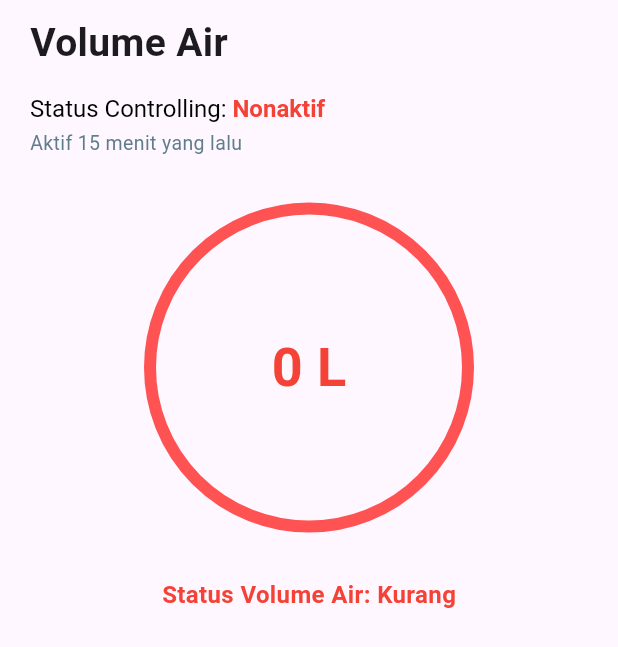
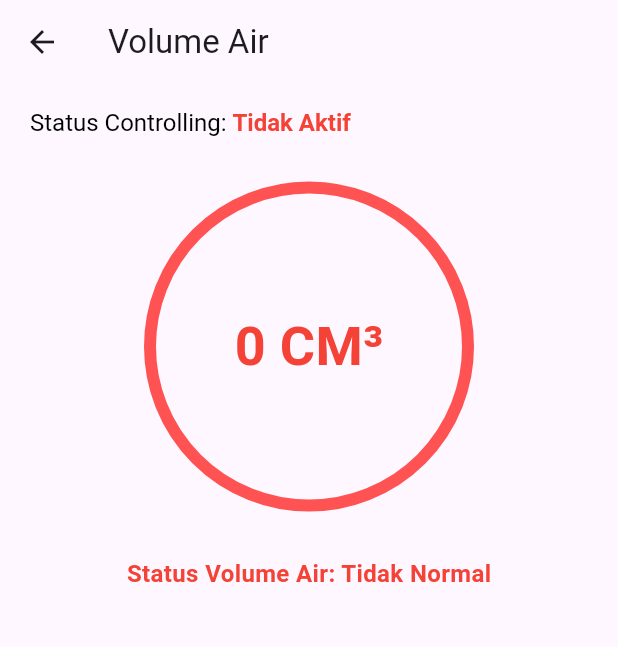
Before and after one commit to Specthere/Aquazen, a Flutter app: the VolumeAirScreen screen opened directly, on a phone screen of 412 x 824 dp. Shown: the top 647 px of the screen. Run offline on Flutter 3.47's test engine with Material 3 defaults, Android fonts, the phone set to English and light mode, and no system bars; our stand-ins replace cloud_firestore, firebase_core, flutter_local_notifications, permission_handler, printing; missing offline and left inert: mqtt_client; accounts and stored records are empty.

Commit message:
fix code

```diff
--- a/lib/view/volume_air.dart
+++ b/lib/view/volume_air.dart
@@ -1,53 +1,80 @@
 import 'package:flutter/material.dart';
 import 'package:provider/provider.dart';
 import '../controller/volume_air_controller.dart';
+import '../service/mqtt_service.dart';
+import '../service/notification_service.dart';
 
-class VolumeAirScreen extends StatelessWidget {
+class VolumeAirScreen extends StatefulWidget {
   const VolumeAirScreen({super.key});
+
+  @override
+  State<VolumeAirScreen> createState() => _VolumeAirScreenState();
+}
+
+class _VolumeAirScreenState extends State<VolumeAirScreen> {
+  String statusRelay = 'Tidak Aktif';
+  late final MqttService service;
+  late final VolumeAirController controller;
+
+  @override
+  void initState() {
+    super.initState();
+
+    final service = MqttService();
+    final controller = Provider.of<VolumeAirController>(context, listen: false);
+
+    // update volume setiap terima data sensor
+    service.onVolumeReceived = (volume) {
+      controller.setVolume(volume);
+    };
+
+    // ubah statusRelay dan tampilkan notif controlling
+    service.onStatusReceived = (status) {
+      final newStatus = status.toLowerCase().contains('relay') ? 'Aktif' : 'Tidak Aktif';
+
+      setState(() {
+        statusRelay = newStatus;
+      });
+
+      // Tampilkan notifikasi status controlling
+      NotificationService.showNotification(
+        'AquaZen',
+        'Status controlling volume air: $newStatus',
+      );
+    };
+
+    service.connect();
+  }
+
 
   @override
   Widget build(BuildContext context) {
     final controller = Provider.of<VolumeAirController>(context);
 
-    return SingleChildScrollView(
+    return Scaffold(
+      appBar: AppBar(title: const Text('Volume Air')),
+      body: SingleChildScrollView(
         child: Column(
           crossAxisAlignment: CrossAxisAlignment.start,
           children: [
-          const SizedBox(height: 10),
-          const Padding(
-            padding: EdgeInsets.symmetric(horizontal: 20),
-            child: Text(
-              'Volume Air',
-              style: TextStyle(fontSize: 26, fontWeight: FontWeight.bold),
-            ),
-          ),
             const SizedBox(height: 16),
             Padding(
               padding: const EdgeInsets.symmetric(horizontal: 20),
-            child: Column(
-              crossAxisAlignment: CrossAxisAlignment.start,
-              children: [
-                RichText(
+              child: RichText(
                 text: TextSpan(
                   text: 'Status Controlling: ',
                   style: const TextStyle(color: Colors.black, fontSize: 16),
                   children: [
                     TextSpan(
-                        text: controller.isControllingActive ? 'Aktif' : 'Nonaktif',
+                      text: statusRelay,
                       style: TextStyle(
-                          color: controller.isControllingActive ? Colors.green : Colors.red,
+                        color:
+                            statusRelay == 'Aktif' ? Colors.green : Colors.red,
                         fontWeight: FontWeight.bold,
                       ),
                     ),
                   ],
                 ),
-                ),
-                const SizedBox(height: 4),
-                const Text(
-                  'Aktif 15 menit yang lalu',
-                  style: TextStyle(color: Colors.blueGrey, fontSize: 13),
-                ),
-              ],
               ),
             ),
             const SizedBox(height: 30),
@@ -58,13 +85,16 @@ class VolumeAirScreen extends StatelessWidget {
                 decoration: BoxDecoration(
                   shape: BoxShape.circle,
                   border: Border.all(
-                  color: controller.isNormal ? Colors.greenAccent : Colors.redAccent,
+                    color:
+                        controller.isNormal
+                            ? Colors.greenAccent
+                            : Colors.redAccent,
                     width: 8,
                   ),
                 ),
                 child: Center(
                   child: Text(
-                  '${controller.volume.toInt()} L',
+                    '${controller.volume.toInt()} CM³',
                     style: TextStyle(
                       fontSize: 36,
                       fontWeight: FontWeight.bold,
@@ -77,7 +107,7 @@ class VolumeAirScreen extends StatelessWidget {
             const SizedBox(height: 30),
             Center(
               child: Text(
-              'Status Volume Air: ${controller.isNormal ? "Normal" : "Kurang"}',
+                'Status Volume Air: ${controller.isNormal ? "Normal" : "Tidak Normal"}',
                 style: TextStyle(
                   fontSize: 16,
                   fontWeight: FontWeight.bold,
@@ -87,6 +117,7 @@ class VolumeAirScreen extends StatelessWidget {
             ),
           ],
         ),
+      ),
     );
   }
 }
```
Also changed, not shown: lib/controller/volume_air_controller.dart (+19 -2 lines), lib/main.dart (+8 -1 lines), lib/service/mqtt_service.dart (+14 -6 lines), lib/service/notification_service.dart (added, +42 -0 lines), lib/view/ph_air.dart (+31 -17 lines), pubspec.yaml (+11 -6 lines), assets/images/icon.png (added), pubspec.lock, 34 other files. Lines whose indentation alone changed are shown as unchanged.
